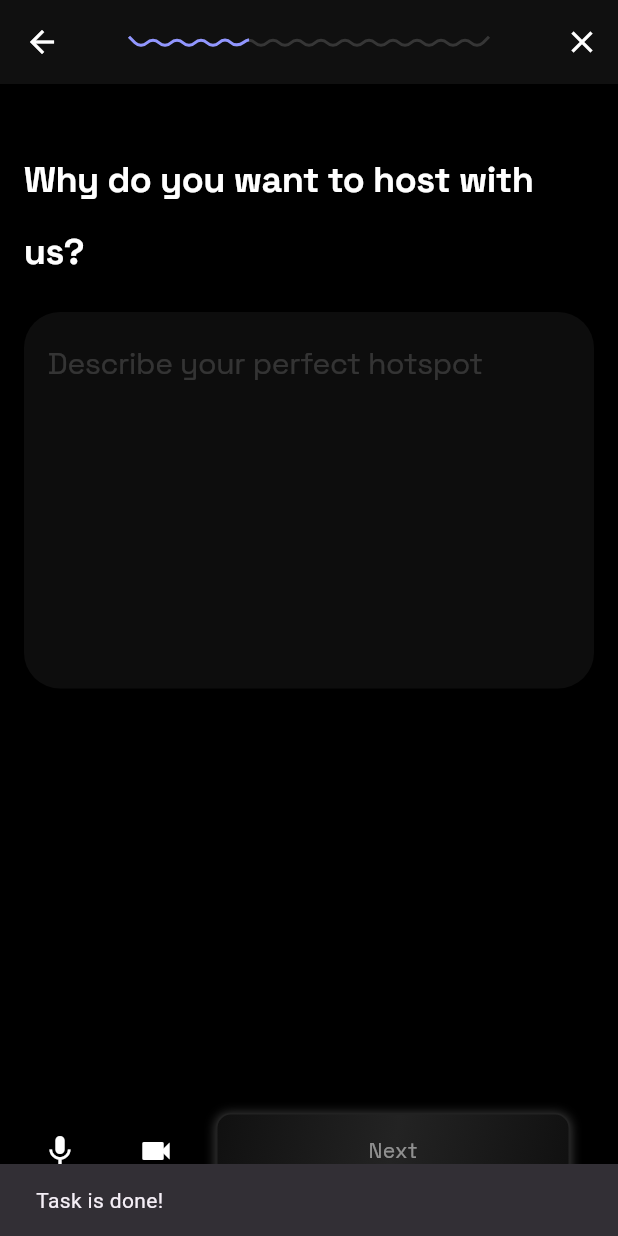
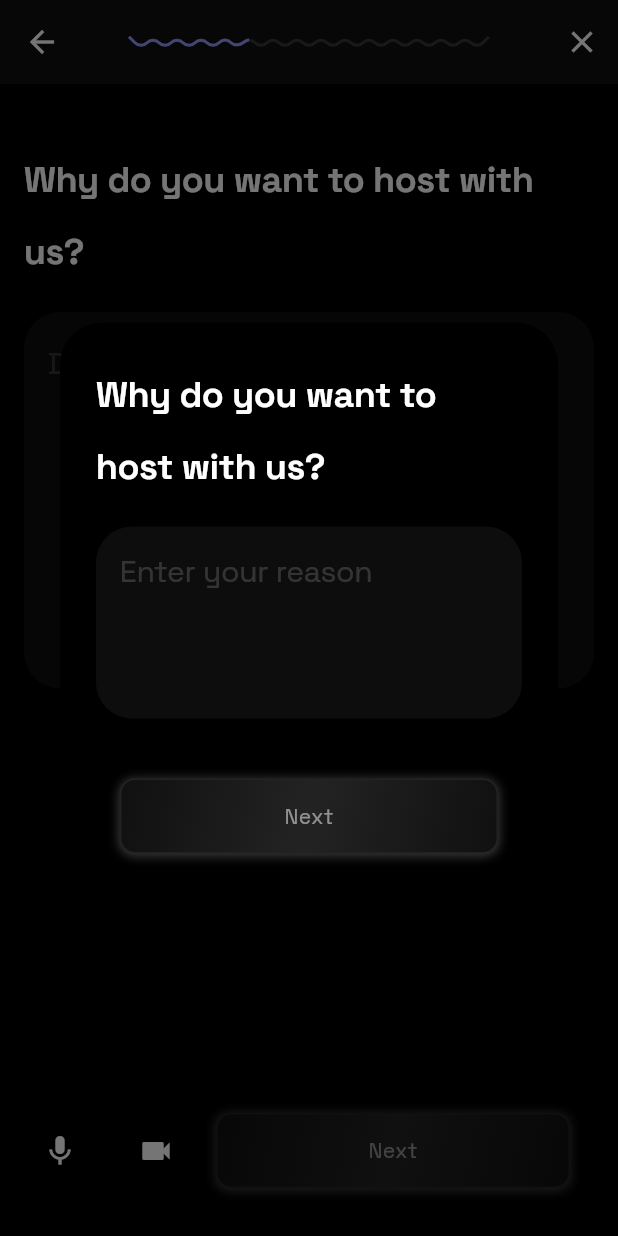
Before and after one commit to Chief-Strategist-J/hotspot_host_app, a Flutter app: the OnboardingQuestionScreen screen opened by its route, after a tap on "Next", on a phone screen of 412 x 824 dp. Run offline on Flutter 3.47's test engine with Material 3 defaults, Android fonts, the light colour scheme and no system bars; our stand-ins replace bloc, dio, equatable, flutter_bloc, flutter_svg, permission_handler; missing offline and left inert: flutter_sound; network calls fail.

Commit message:
- minor changes

```diff
--- a/lib/screens/onboarding_question_screen.dart
+++ b/lib/screens/onboarding_question_screen.dart
@@ -109,6 +109,41 @@ class OnboardingQuestionScreen extends StatelessWidget {
     );
   }
 
+  void _showHostWithUsDialog(BuildContext context) {
+    showDialog(
+      context: context,
+      builder: (BuildContext context) {
+        String hostReason = ''; // to store user input
+
+        return AlertDialog(
+          backgroundColor: Colors.black,
+          title: Text(
+            'Why do you want to host with us?',
+            style: boldTextStyle(),
+          ),
+          content: const TextField(
+            style: TextStyle(color: AppColors.white),
+            maxLines: 4,
+            minLines: 4,
+            textAlignVertical: TextAlignVertical.top,
+            decoration: InputDecoration(
+              hintText: 'Enter your reason',
+            ),
+          ),
+          actions: [
+            NextButton(
+              onTap: () {
+                const snackBar = SnackBar(content: Text('Task is done!'), duration: Duration(seconds: 2));
+                ScaffoldMessenger.of(context).showSnackBar(snackBar);
+                Navigator.of(context).pop();
+              },
+            ),
+          ],
+        );
+      },
+    );
+  }
+
   Widget _buildBottomButtons(BuildContext context, bool isRecording) {
     return Row(
       mainAxisAlignment: MainAxisAlignment.spaceBetween,
@@ -133,7 +168,8 @@ class OnboardingQuestionScreen extends StatelessWidget {
               IconButton(
                 icon: const Icon(Icons.stop), // Stop icon for stopping recording
                 onPressed: () {
-                  context.read<OnboardingQuestionBloc>().add(StopRecordingEvent()); // Stop recording
+                  context.read<OnboardingQuestionBloc>().add(StopRecordingEvent());
+                  _showHostWithUsDialog(context);
                 },
               ),
             ],
@@ -142,8 +178,7 @@ class OnboardingQuestionScreen extends StatelessWidget {
         Expanded(
           child: NextButton(
             onTap: () {
-              const snackBar = SnackBar(content: Text('Task is done!'), duration: Duration(seconds: 2));
-              ScaffoldMessenger.of(context).showSnackBar(snackBar);
+              _showHostWithUsDialog(context);
             },
           ),
         ), // Next button to move forward
```
